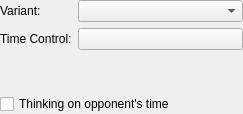
Qt form projects/gui/ui/gamesettingswidget.ui (cutechess/cutechess) before a commit.
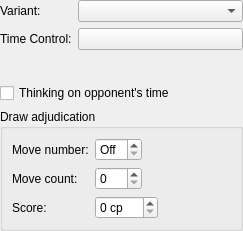
The same form after that commit.

Commit message: gui: add draw adjudication to GameSettingsWidget (#82)

The edit to the form file:
```diff
--- a/projects/gui/ui/gamesettingswidget.ui
+++ b/projects/gui/ui/gamesettingswidget.ui
@@ -7,7 +7,7 @@
     <x>0</x>
     <y>0</y>
     <width>243</width>
-    <height>114</height>
+    <height>231</height>
    </rect>
   </property>
   <property name="windowTitle">
@@ -67,6 +67,90 @@
      </property>
     </widget>
    </item>
+   <item>
+    <widget class="QGroupBox" name="groupBox">
+     <property name="title">
+      <string>Draw adjudication</string>
+     </property>
+     <layout class="QFormLayout" name="formLayout">
+      <property name="fieldGrowthPolicy">
+       <enum>QFormLayout::ExpandingFieldsGrow</enum>
+      </property>
+      <item row="0" column="0">
+       <widget class="QLabel" name="m_drawMoveNumberLabel">
+        <property name="text">
+         <string>Move number:</string>
+        </property>
+        <property name="buddy">
+         <cstring>m_drawMoveNumberSpin</cstring>
+        </property>
+       </widget>
+      </item>
+      <item row="0" column="1">
+       <widget class="QSpinBox" name="m_drawMoveNumberSpin">
+        <property name="toolTip">
+         <string>The game can be adjudicated as a draw after this many full moves have been played. A value of 0 disables draw adjudication.</string>
+        </property>
+        <property name="specialValueText">
+         <string>Off</string>
+        </property>
+        <property name="minimum">
+         <number>0</number>
+        </property>
+        <property name="maximum">
+         <number>999</number>
+        </property>
+        <property name="value">
+         <number>0</number>
+        </property>
+       </widget>
+      </item>
+      <item row="1" column="0">
+       <widget class="QLabel" name="m_drawMoveCountLabel">
+        <property name="text">
+         <string>Move count:</string>
+        </property>
+        <property name="buddy">
+         <cstring>m_drawMoveCountSpin</cstring>
+        </property>
+       </widget>
+      </item>
+      <item row="1" column="1">
+       <widget class="QSpinBox" name="m_drawMoveCountSpin">
+        <property name="toolTip">
+         <string>The scores of both players need to be within the chosen threshold for this many consecutive moves.</string>
+        </property>
+        <property name="maximum">
+         <number>999</number>
+        </property>
+       </widget>
+      </item>
+      <item row="2" column="0">
+       <widget class="QLabel" name="m_drawScoreLabel">
+        <property name="text">
+         <string>Score:</string>
+        </property>
+        <property name="buddy">
+         <cstring>m_drawScoreSpin</cstring>
+        </property>
+       </widget>
+      </item>
+      <item row="2" column="1">
+       <widget class="QSpinBox" name="m_drawScoreSpin">
+        <property name="toolTip">
+         <string>Both players' scores must be within this many centipawns from zero.</string>
+        </property>
+        <property name="suffix">
+         <string> cp</string>
+        </property>
+        <property name="maximum">
+         <number>999</number>
+        </property>
+       </widget>
+      </item>
+     </layout>
+    </widget>
+   </item>
   </layout>
  </widget>
  <resources/>
```
The commit also changes 4 other files.
